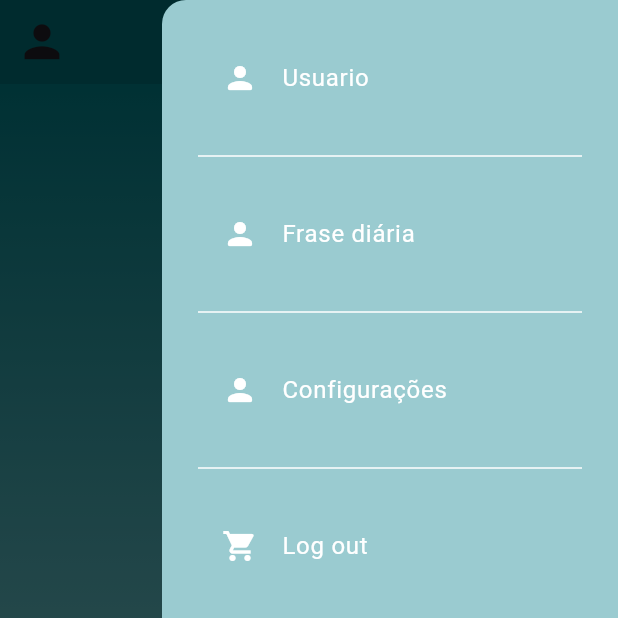
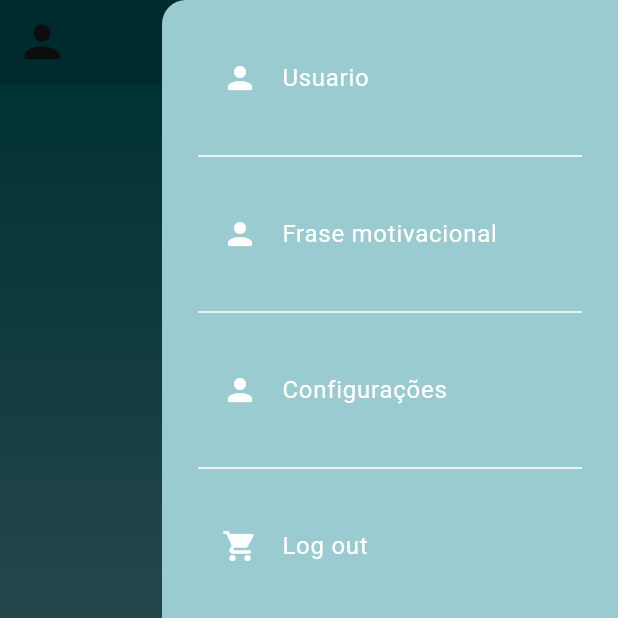
Before and after one commit to Sofislt/Projeto_PMovel_App, a Flutter app: the screen it shows after launch, with the side drawer open, on a phone screen of 412 x 824 dp, the top half of it. Run offline on Flutter 3.47's test engine with Material 3 defaults, Android fonts, the phone set to English and light mode, and no system bars; our stand-ins replace sqflite; accounts and stored records are empty.

Commit message:
Projeto Felype 50%

```diff
--- a/lib/ConfigApp.dart
+++ b/lib/ConfigApp.dart
@@ -1,5 +1,11 @@
+import 'dart:ui';
+
 import 'package:flutter/material.dart';
+import 'package:projetofelype/card_frase.dart';
+
 class ConfigApp extends StatelessWidget {
+  const ConfigApp({super.key});
+
   @override
   Widget build(BuildContext context) {
     return MaterialApp(debugShowCheckedModeBanner: false, home: ConfigScreen());
@@ -7,12 +13,22 @@ class ConfigApp extends StatelessWidget {
 }
 
 class ConfigScreen extends StatelessWidget {
+  const ConfigScreen({super.key});
+
   @override
   Widget build(BuildContext context) {
     return SafeArea(
         child: Scaffold(
       endDrawer: NavigationDrawer(),
-        body: Center(
+      body: buildAppBody(),
+      appBar: buildAppBar(),
+      bottomNavigationBar: buildBottomNavigationBar(),
+    ));
+  }
+}
+
+buildAppBody() {
+  return Center(
     child: Container(
       decoration: BoxDecoration(
         gradient: LinearGradient(
@@ -22,38 +38,12 @@ class ConfigScreen extends StatelessWidget {
         ),
       ),
     ),
-        ),
-        appBar: AppBar(
-          backgroundColor: Color(0xFF005E65),
-          leading: Icon(Icons.person, size:35),
-          actions: [],
-        ),
-        bottomNavigationBar: Container(
-          height: 60,
-          color: Color(0xFF005E65),
-          child: Padding(
-            padding: EdgeInsets.only(
-              top: 4.0,
-              bottom: 4.0,
-              left: 16,
-              right: 16,
-            ),
-            child: Row(
-              mainAxisAlignment: MainAxisAlignment.spaceBetween,
-              children: [
-                Icon(Icons.home, size: 37),
-                Icon(Icons.sports_esports, size: 37),
-                Icon(Icons.bar_chart, size: 37),
-              ],
-            ),
-          ),
-        ),
-      ),
   );
-  }
 }
 
 class NavigationDrawer extends StatelessWidget {
+  const NavigationDrawer({super.key});
+
   @override
   Widget build(BuildContext context) => Drawer(
         backgroundColor: Color(0xFF9ACBD0),
@@ -61,14 +51,17 @@ class NavigationDrawer extends StatelessWidget {
           children: <Widget>[buildHeader(context), buildMenuItems(context)],
         ),
       );
+
   Widget buildHeader(BuildContext context) => Container();
+
   Widget buildMenuItems(BuildContext context) => Container(
         padding: const EdgeInsets.all(24),
         child: Wrap(
           runSpacing: 16,
           children: [
             ListTile(
-          leading: const Icon(Icons.person_rounded, color: Color(0xFFFFFFFF)),
+              leading:
+                  const Icon(Icons.person_rounded, color: Color(0xFFFFFFFF)),
               title: const Text(
                 'Usuario',
                 style: TextStyle(color: Color(0xFFFFFFFF)),
@@ -77,16 +70,28 @@ class NavigationDrawer extends StatelessWidget {
             ),
             Divider(color: Color(0xFFFFFFFF)),
             ListTile(
-          leading: const Icon(Icons.person_rounded, color: Color(0xFFFFFFFF)),
+              leading:
+                  const Icon(Icons.person_rounded, color: Color(0xFFFFFFFF)),
               title: const Text(
-            'Frase diária',
+                'Frase motivacional',
                 style: TextStyle(color: Color(0xFFFFFFFF)),
               ),
-          onTap: () {},
+              onTap: () {
+                showDialog(
+                  context: context,
+                  barrierDismissible: true,
+                  barrierColor: Colors.transparent,
+                  builder: (BuildContext context) {
+                    return CardFrase(
+                    );
+                  },
+                );
+              },
             ),
             Divider(color: Color(0xFFFFFFFF)),
             ListTile(
-          leading: const Icon(Icons.person_rounded, color: Color(0xFFFFFFFF)),
+              leading:
+                  const Icon(Icons.person_rounded, color: Color(0xFFFFFFFF)),
               title: const Text(
                 'Configurações',
                 style: TextStyle(color: Color(0xFFFFFFFF)),
@@ -110,3 +115,34 @@ class NavigationDrawer extends StatelessWidget {
         ),
       );
 }
+
+buildBottomNavigationBar() {
+  return Container(
+    height: 60,
+    color: Color(0xFF005E65),
+    child: Padding(
+      padding: EdgeInsets.only(
+        top: 4.0,
+        bottom: 4.0,
+        left: 16,
+        right: 16,
+      ),
+      child: Row(
+        mainAxisAlignment: MainAxisAlignment.spaceBetween,
+        children: [
+          Icon(Icons.home, size: 37),
+          Icon(Icons.sports_esports, size: 37),
+          Icon(Icons.bar_chart, size: 37),
+        ],
+      ),
+    ),
+  );
+}
+
+buildAppBar() {
+  return AppBar(
+    backgroundColor: Color(0xFF005E65),
+    leading: Icon(Icons.person, size: 35),
+    actions: [],
+  );
+}
```
Also changed, not shown: lib/card_frase.dart (+47 -7 lines). Lines whose indentation alone changed are shown as unchanged.
